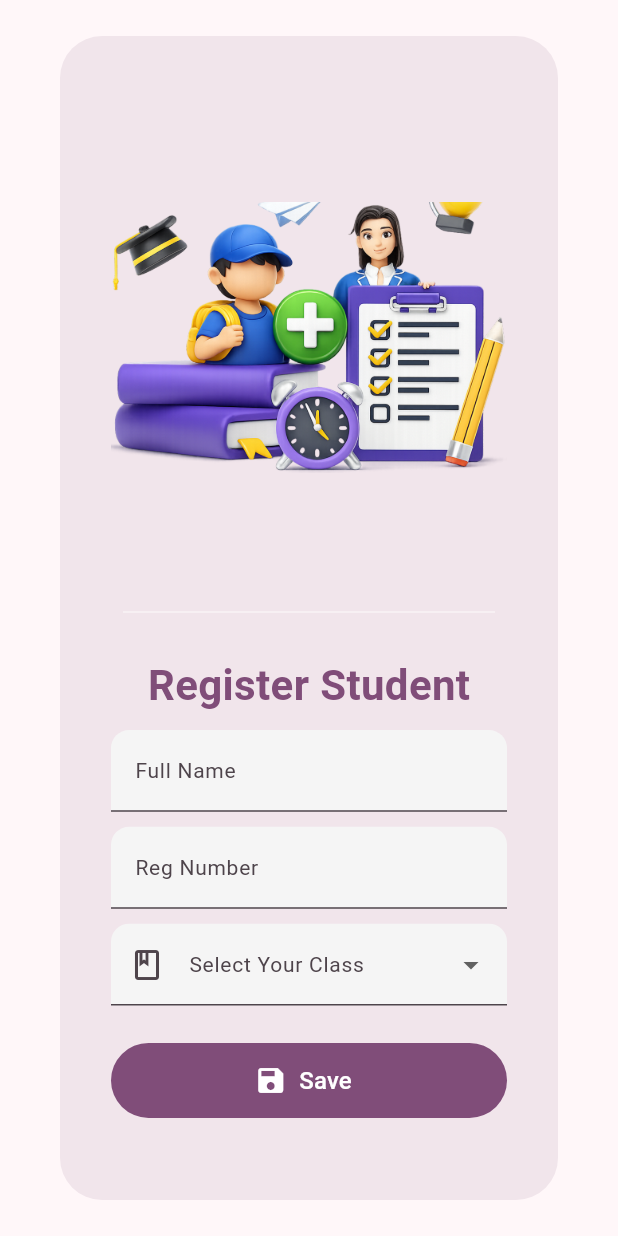
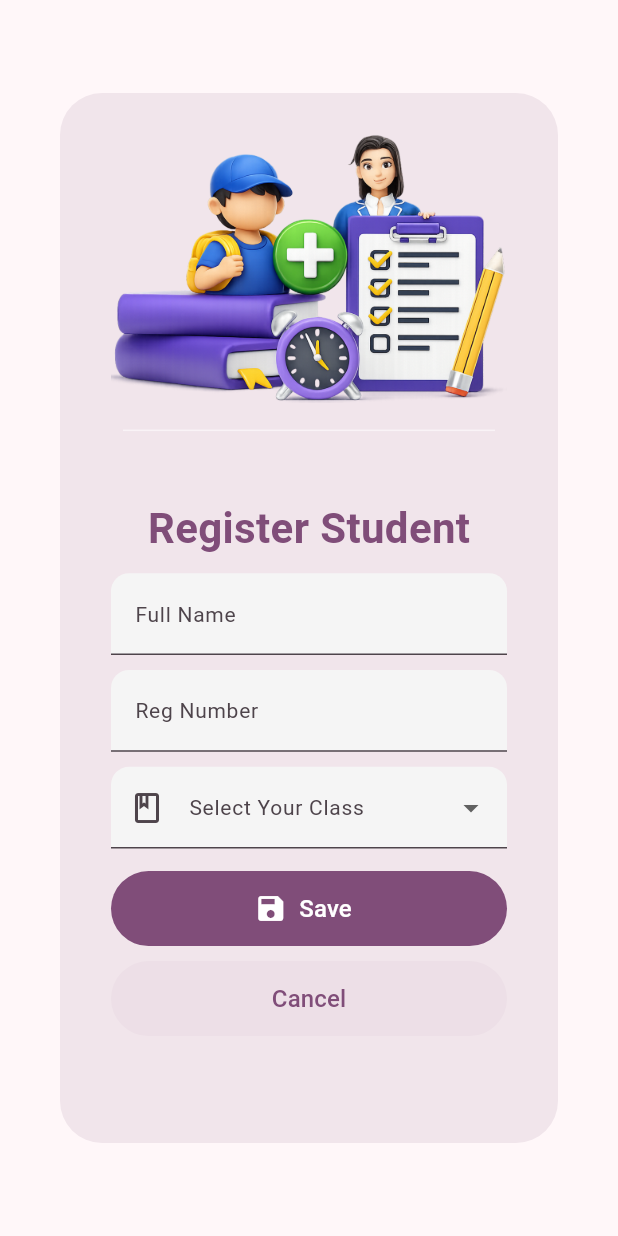
Before and after one commit to Xharbar/andal_cbt_system, a Flutter app: the AddStudentsDialog widget shown alone on an empty page, opened directly, on a phone screen of 412 x 824 dp. Run offline on Flutter 3.47's test engine with Material 3 defaults, Android fonts, the phone set to English and light mode, and no system bars; our stand-ins replace battery_plus, file_picker, font_awesome_flutter, open_filex, share_plus, supabase_flutter; missing offline and left inert: flutter_pdfview, window_manager, window_size; accounts and stored records are empty; Roboto replaces fonts that are missing (GoogleSans).

Commit message:
20/03/2026-22:20

```diff
--- a/cbt_admin_section/lib/widgets/add_students_dialog.dart
+++ b/cbt_admin_section/lib/widgets/add_students_dialog.dart
@@ -22,25 +22,23 @@ class _AddStudentsDialogState extends State<AddStudentsDialog> {
   Widget build(BuildContext context) {
     return AlertDialog(
       // title: const Text("Register Student"),
-      constraints: BoxConstraints(maxWidth: 400),
+      constraints: BoxConstraints(maxWidth: 400, maxHeight: 700),
       content: Padding(
         padding: const EdgeInsets.all(10.0),
         child: Column(
           mainAxisAlignment: MainAxisAlignment.center,
           children: [
-            Expanded(
-              child: Image.asset(
-                "lib/assets/images/register_student.png",
-                fit: BoxFit.contain,
-              ),
+            Image.asset(
+              "lib/assets/images/register_student.png",
+              fit: BoxFit.contain,
             ),
+            SizedBox(height: 10.0),
             Divider(
               thickness: 1,
               color: Colors.white54,
               indent: 8.0,
               endIndent: 8.0,
             ),
-            SizedBox(width: 10),
             Expanded(
               child: Form(
                 key: _newStudentKey,
@@ -88,7 +86,7 @@ class _AddStudentsDialogState extends State<AddStudentsDialog> {
                       validator: (uClass) =>
                           uClass == null ? 'Please select your class' : null,
                     ),
-                    SizedBox(height: 25),
+                    SizedBox(height: 15),
                     SizedBox(
                       width: double.maxFinite,
                       height: 50,
@@ -108,13 +106,23 @@ class _AddStudentsDialogState extends State<AddStudentsDialog> {
                         label: Text("Save", style: TextStyle(fontSize: 16)),
                       ),
                     ),
-                    /*SizedBox(
+                    SizedBox(height: 10.0),
+                    SizedBox(
                       width: double.maxFinite,
+                      height: 50,
                       child: TextButton(
+                        style: ButtonStyle(
+                          backgroundColor: WidgetStatePropertyAll(
+                            Theme.of(context).colorScheme.primary.withAlpha(10),
+                          ),
+                        ),
                         onPressed: () => Navigator.pop(context),
-                        child: const Text("Cancel"),
+                        child: const Text(
+                          "Cancel",
+                          style: TextStyle(fontSize: 16),
+                        ),
                       ),
-                    ),*/
+                    ),
                   ],
                 ),
               ),
@@ -122,26 +130,6 @@ class _AddStudentsDialogState extends State<AddStudentsDialog> {
           ],
         ),
       ),
-      /*actions: [
-        TextButton(
-          onPressed: () => Navigator.pop(context),
-          child: const Text("Cancel"),
-        ),
-        FilledButton(
-          onPressed: () {
-            final newStudent = Student(
-              DateTime.now().toString(),
-              nameCtrl.text,
-              regCtrl.text,
-              _selectedClass!,
-              generatePasscode(), // Auto-generate on creation
-              true,
-            );
-            Navigator.pop(context, newStudent);
-          },
-          child: const Text("Save"),
-        ),
-      ],*/
     );
   }
 }
--- /dev/null
+++ b/cbt_admin_section/lib/widgets/no_registered_student.dart
@@ -0,0 +1,17 @@
+import 'package:flutter/material.dart';
+
+class NoRegisteredStudent extends StatelessWidget {
+  const NoRegisteredStudent({super.key});
+
+  @override
+  Widget build(BuildContext context) {
+    return Column(
+      children: [
+        Image.asset("lib/assets/images/no_student.png", fit: BoxFit.contain),
+        Text(
+          "No registered student, click the Add Student button below to register a student.",
+        ),
+      ],
+    );
+  }
+}
--- a/cbt_admin_section/pubspec.yaml
+++ b/cbt_admin_section/pubspec.yaml
@@ -65,6 +65,7 @@ flutter:
     - lib/assets/images/andal_logo_circular.png
     - lib/assets/images/admin_background.png
     - lib/assets/images/register_student.png
+    - lib/assets/images/no_student.png
 
   # An image asset can refer to one or more resolution-specific "variants", see
   # https://flutter.dev/to/resolution-aware-images
```
Also changed, not shown: cbt_admin_section/lib/assets/images/no_student.png (added), cbt_admin_section/lib/assets/images/register_student.png.
